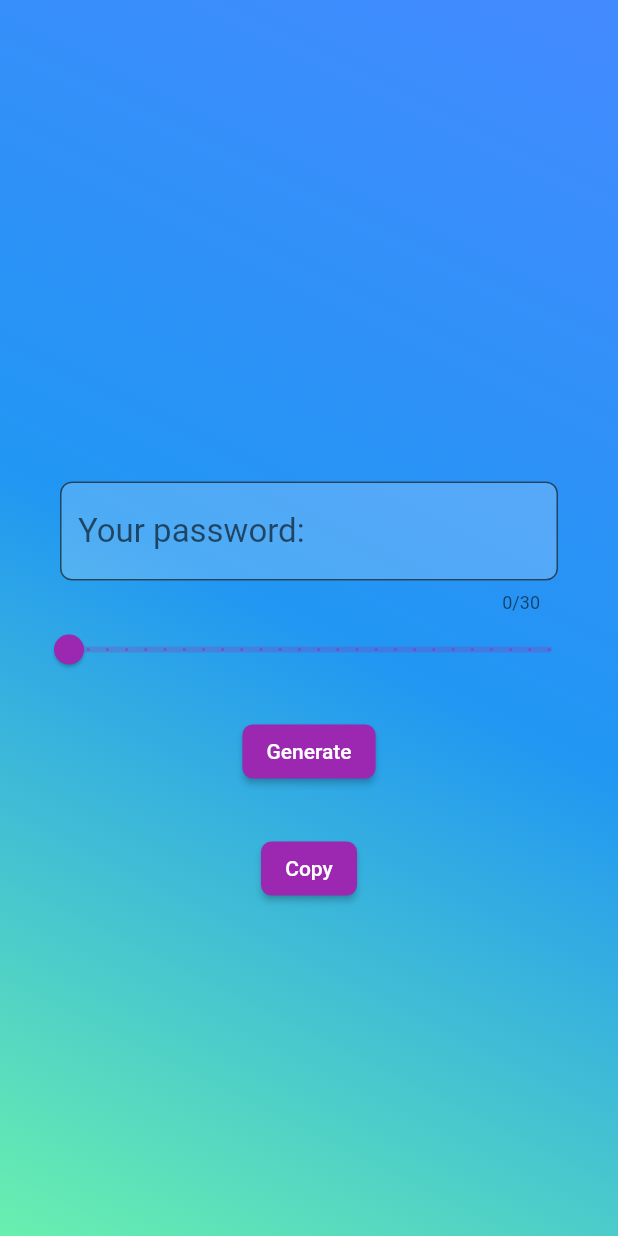
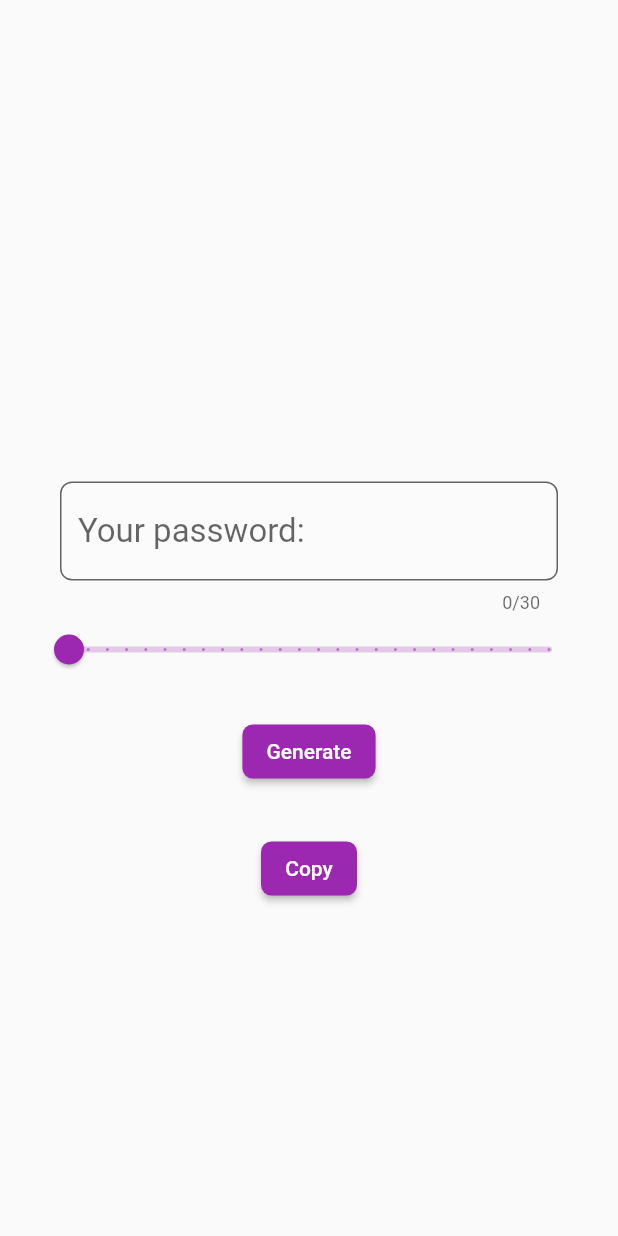
Before and after one commit to itschmazhar/FA19-BCS-078-M.MAZHAR, a Flutter app: the screen it shows after launch, on a phone screen of 412 x 824 dp. Run offline on Flutter 3.47's test engine with Material 2 defaults, Android fonts, the phone set to English and light mode, and no system bars; our stand-ins replace font_awesome_flutter, random_string, rflutter_alert; missing offline and left inert: bmi_calculator, clipboard.

Commit message:
Update main.dart

```diff
--- a/Simple_Password_Generator/lib/main.dart
+++ b/Simple_Password_Generator/lib/main.dart
@@ -139,14 +139,7 @@ class _MyHomePageState extends State<MyHomePage> {
             ),
           ],
         ),
-        decoration: const BoxDecoration(
-            gradient: LinearGradient(
-                //  colors: [Colors.pink, Colors.red, Colors.orange],
-                colors: [
-              Colors.greenAccent,
-              Colors.blue,
-              Colors.blueAccent,
-            ], begin: Alignment.bottomLeft, end: Alignment.topRight)),
+
       ),
     );
   }
```
